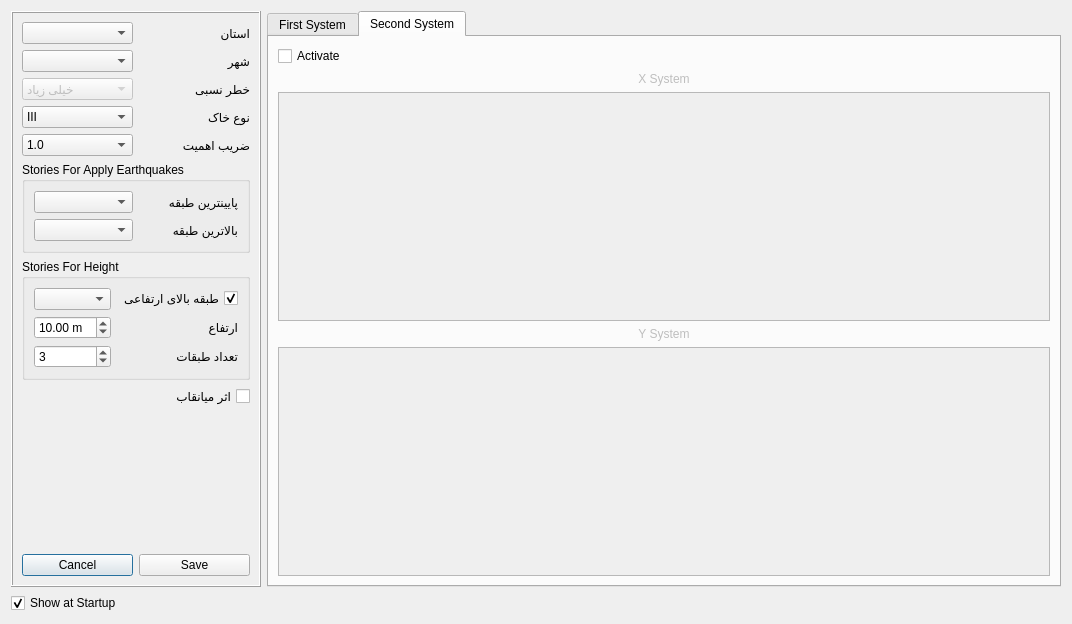
Above: widgets/civiltools_project_settings.ui from ebrahimraeyat/civilTools before the change. Below: the same form after it.
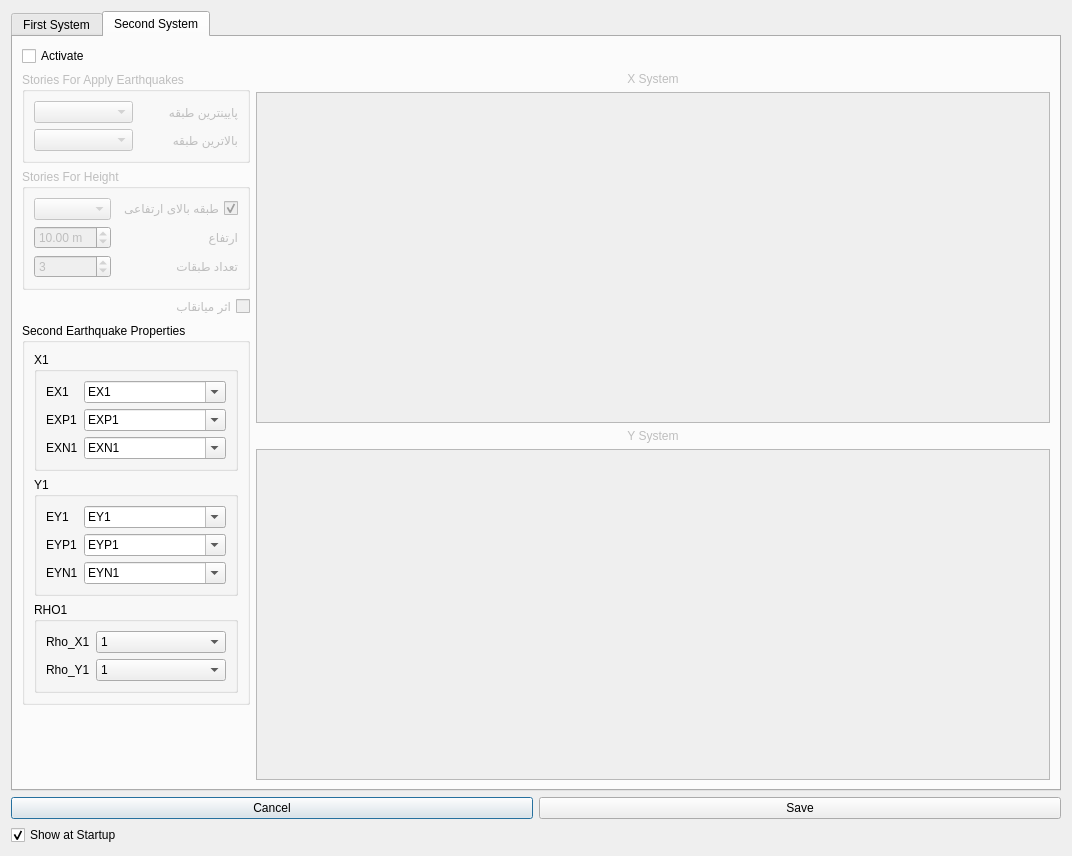
That is the form after the change. The open tabs and pages were chosen to show the change. Icons and pictures are not drawn. Custom widgets are drawn as their Qt base class.

Commit message: Add two structure in height

Diff of the .ui file:
```diff
--- a/widgets/civiltools_project_settings.ui
+++ b/widgets/civiltools_project_settings.ui
@@ -7,7 +7,7 @@
     <x>0</x>
     <y>0</y>
     <width>1072</width>
-    <height>624</height>
+    <height>856</height>
    </rect>
   </property>
   <property name="windowTitle">
@@ -21,6 +21,16 @@
    <item>
     <layout class="QHBoxLayout" name="horizontalLayout_3">
      <item>
+      <widget class="QTabWidget" name="tabWidget">
+       <property name="currentIndex">
+        <number>0</number>
+       </property>
+       <widget class="QWidget" name="tab">
+        <attribute name="title">
+         <string>First System</string>
+        </attribute>
+        <layout class="QHBoxLayout" name="horizontalLayout">
+         <item>
       <widget class="QFrame" name="frame">
        <property name="frameShape">
         <enum>QFrame::Box</enum>
@@ -202,26 +212,6 @@
                </property>
               </widget>
              </item>
-             <item row="0" column="1">
-              <widget class="QLabel" name="label_12">
-               <property name="layoutDirection">
-                <enum>Qt::LeftToRight</enum>
-               </property>
-               <property name="text">
-                <string>پایینترین طبقه</string>
-               </property>
-              </widget>
-             </item>
-             <item row="1" column="0">
-              <widget class="Gui::PrefComboBox" name="top_x_combo">
-               <property name="prefEntry" stdset="0">
-                <cstring>ostan</cstring>
-               </property>
-               <property name="prefPath" stdset="0">
-                <cstring>Mod/civilTools</cstring>
-               </property>
-              </widget>
-             </item>
              <item row="1" column="1">
               <widget class="QLabel" name="label_13">
                <property name="layoutDirection">
@@ -232,6 +222,26 @@
                </property>
               </widget>
              </item>
+                 <item row="1" column="0">
+                  <widget class="Gui::PrefComboBox" name="top_x_combo">
+                   <property name="prefEntry" stdset="0">
+                    <cstring>ostan</cstring>
+                   </property>
+                   <property name="prefPath" stdset="0">
+                    <cstring>Mod/civilTools</cstring>
+                   </property>
+                  </widget>
+                 </item>
+                 <item row="0" column="1">
+                  <widget class="QLabel" name="label_12">
+                   <property name="layoutDirection">
+                    <enum>Qt::LeftToRight</enum>
+                   </property>
+                   <property name="text">
+                    <string>پایینترین طبقه</string>
+                   </property>
+                  </widget>
+                 </item>
             </layout>
            </widget>
           </item>
@@ -361,56 +371,10 @@
           </property>
          </spacer>
         </item>
-        <item>
-         <layout class="QHBoxLayout" name="horizontalLayout_2">
-          <item>
-           <widget class="QPushButton" name="cancel_pushbutton">
-            <property name="text">
-             <string>Cancel</string>
-            </property>
-            <property name="icon">
-             <iconset resource="../civiltools.qrc">
-              <normaloff>:/civiltools/images/cancel.svg</normaloff>:/civiltools/images/cancel.svg</iconset>
-            </property>
-            <property name="iconSize">
-             <size>
-              <width>60</width>
-              <height>60</height>
-             </size>
-            </property>
-           </widget>
-          </item>
-          <item>
-           <widget class="QPushButton" name="save_pushbutton">
-            <property name="text">
-             <string>Save</string>
-            </property>
-            <property name="icon">
-             <iconset resource="../civiltools.qrc">
-              <normaloff>:/civiltools/images/save.png</normaloff>:/civiltools/images/save.png</iconset>
-            </property>
-            <property name="iconSize">
-             <size>
-              <width>60</width>
-              <height>60</height>
-             </size>
-            </property>
-           </widget>
-          </item>
-         </layout>
-        </item>
-       </layout>
+           </layout>
       </widget>
      </item>
      <item>
-      <widget class="QTabWidget" name="tabWidget">
-       <property name="currentIndex">
-        <number>0</number>
-       </property>
-       <widget class="QWidget" name="tab">
-        <attribute name="title">
-         <string>First System</string>
-        </attribute>
         <layout class="QVBoxLayout" name="verticalLayout_3">
          <item>
           <widget class="QLabel" name="label">
@@ -447,12 +411,14 @@
           </widget>
          </item>
         </layout>
+         </item>
+        </layout>
        </widget>
        <widget class="QWidget" name="tab_2">
         <attribute name="title">
          <string>Second System</string>
         </attribute>
-        <layout class="QVBoxLayout" name="verticalLayout">
+        <layout class="QVBoxLayout" name="verticalLayout_7">
          <item>
           <widget class="QCheckBox" name="activate_second_system">
            <property name="text">
@@ -461,6 +427,398 @@
           </widget>
          </item>
          <item>
+          <layout class="QHBoxLayout" name="horizontalLayout_4">
+           <item>
+            <layout class="QVBoxLayout" name="verticalLayout">
+             <item>
+              <widget class="QGroupBox" name="stories_for_apply_earthquake_groupox">
+               <property name="enabled">
+                <bool>false</bool>
+               </property>
+               <property name="title">
+                <string>Stories For Apply Earthquakes</string>
+               </property>
+               <layout class="QGridLayout" name="gridLayout_5">
+                <item row="0" column="0">
+                 <widget class="Gui::PrefComboBox" name="bot_x1_combo">
+                  <property name="prefEntry" stdset="0">
+                   <cstring>ostan</cstring>
+                  </property>
+                  <property name="prefPath" stdset="0">
+                   <cstring>Mod/civilTools</cstring>
+                  </property>
+                 </widget>
+                </item>
+                <item row="1" column="1">
+                 <widget class="QLabel" name="label_15">
+                  <property name="layoutDirection">
+                   <enum>Qt::LeftToRight</enum>
+                  </property>
+                  <property name="text">
+                   <string>بالاترین طبقه</string>
+                  </property>
+                 </widget>
+                </item>
+                <item row="1" column="0">
+                 <widget class="Gui::PrefComboBox" name="top_x1_combo">
+                  <property name="prefEntry" stdset="0">
+                   <cstring>ostan</cstring>
+                  </property>
+                  <property name="prefPath" stdset="0">
+                   <cstring>Mod/civilTools</cstring>
+                  </property>
+                 </widget>
+                </item>
+                <item row="0" column="1">
+                 <widget class="QLabel" name="label_16">
+                  <property name="layoutDirection">
+                   <enum>Qt::LeftToRight</enum>
+                  </property>
+                  <property name="text">
+                   <string>پایینترین طبقه</string>
+                  </property>
+                 </widget>
+                </item>
+               </layout>
+              </widget>
+             </item>
+             <item>
+              <widget class="QGroupBox" name="stories_for_height_groupox">
+               <property name="enabled">
+                <bool>false</bool>
+               </property>
+               <property name="title">
+                <string>Stories For Height</string>
+               </property>
+               <layout class="QGridLayout" name="gridLayout_4">
+                <item row="0" column="0">
+                 <widget class="Gui::PrefComboBox" name="top_story_for_height1">
+                  <property name="prefEntry" stdset="0">
+                   <cstring>ostan</cstring>
+                  </property>
+                  <property name="prefPath" stdset="0">
+                   <cstring>Mod/civilTools</cstring>
+                  </property>
+                 </widget>
+                </item>
+                <item row="0" column="1">
+                 <widget class="QCheckBox" name="top_story_for_height_checkbox_1">
+                  <property name="layoutDirection">
+                   <enum>Qt::RightToLeft</enum>
+                  </property>
+                  <property name="text">
+                   <string>طبقه بالای ارتفاعی</string>
+                  </property>
+                  <property name="checked">
+                   <bool>true</bool>
+                  </property>
+                 </widget>
+                </item>
+                <item row="1" column="0">
+                 <widget class="Gui::PrefDoubleSpinBox" name="height_x1">
+                  <property name="layoutDirection">
+                   <enum>Qt::LeftToRight</enum>
+                  </property>
+                  <property name="suffix">
+                   <string> m</string>
+                  </property>
+                  <property name="maximum">
+                   <double>300.000000000000000</double>
+                  </property>
+                  <property name="value">
+                   <double>10.000000000000000</double>
+                  </property>
+                  <property name="prefEntry" stdset="0">
+                   <cstring>building_height</cstring>
+                  </property>
+                  <property name="prefPath" stdset="0">
+                   <cstring>Mod/civilTools</cstring>
+                  </property>
+                 </widget>
+                </item>
+                <item row="1" column="1">
+                 <widget class="QLabel" name="label_9">
+                  <property name="layoutDirection">
+                   <enum>Qt::LeftToRight</enum>
+                  </property>
+                  <property name="text">
+                   <string>ارتفاع</string>
+                  </property>
+                 </widget>
+                </item>
+                <item row="2" column="0">
+                 <widget class="QSpinBox" name="no_of_story_x1">
+                  <property name="minimum">
+                   <number>1</number>
+                  </property>
+                  <property name="value">
+                   <number>3</number>
+                  </property>
+                 </widget>
+                </item>
+                <item row="2" column="1">
+                 <widget class="QLabel" name="label_10">
+                  <property name="layoutDirection">
+                   <enum>Qt::LeftToRight</enum>
+                  </property>
+                  <property name="text">
+                   <string>تعداد طبقات</string>
+                  </property>
+                 </widget>
+                </item>
+               </layout>
+              </widget>
+             </item>
+             <item>
+              <widget class="Gui::PrefCheckBox" name="infill_1">
+               <property name="enabled">
+                <bool>false</bool>
+               </property>
+               <property name="layoutDirection">
+                <enum>Qt::RightToLeft</enum>
+               </property>
+               <property name="text">
+                <string>اثر میانقاب</string>
+               </property>
+               <property name="checked">
+                <bool>false</bool>
+               </property>
+               <property name="prefEntry" stdset="0">
+                <cstring>is_infill</cstring>
+               </property>
+               <property name="prefPath" stdset="0">
+                <cstring>Mod/Civil</cstring>
+               </property>
+              </widget>
+             </item>
+             <item>
+              <widget class="QGroupBox" name="second_earthquake_properties">
+               <property name="title">
+                <string>Second Earthquake Properties</string>
+               </property>
+               <property name="checkable">
+                <bool>false</bool>
+               </property>
+               <property name="checked">
+                <bool>false</bool>
+               </property>
+               <layout class="QVBoxLayout" name="verticalLayout_6">
+                <item>
+                 <widget class="QGroupBox" name="groupBox_13">
+                  <property name="title">
+                   <string>X1</string>
+                  </property>
+                  <layout class="QFormLayout" name="formLayout_7">
+                   <item row="0" column="0">
+                    <widget class="QLabel" name="label_19">
+                     <property name="enabled">
+                      <bool>true</bool>
+                     </property>
+                     <property name="text">
+                      <string>EX1</string>
+                     </property>
+                    </widget>
+                   </item>
+                   <item row="0" column="1">
+                    <widget class="QComboBox" name="ex1_combobox">
+                     <property name="enabled">
+                      <bool>true</bool>
+                     </property>
+                     <property name="editable">
+                      <bool>true</bool>
+                     </property>
+                     <item>
+                      <property name="text">
+                       <string>EX1</string>
+                      </property>
+                     </item>
+                    </widget>
+                   </item>
+                   <item row="1" column="0">
+                    <widget class="QLabel" name="label_24">
+                     <property name="text">
+                      <string>EXP1</string>
+                     </property>
+                    </widget>
+                   </item>
+                   <item row="1" column="1">
+                    <widget class="QComboBox" name="exp1_combobox">
+                     <property name="editable">
+                      <bool>true</bool>
+                     </property>
+                     <item>
+                      <property name="text">
+                       <string>EXP1</string>
+                      </property>
+                     </item>
+                    </widget>
+                   </item>
+                   <item row="2" column="0">
+                    <widget class="QLabel" name="label_25">
+                     <property name="text">
+                      <string>EXN1</string>
+                     </property>
+                    </widget>
+                   </item>
+                   <item row="2" column="1">
+                    <widget class="QComboBox" name="exn1_combobox">
+                     <property name="editable">
+                      <bool>true</bool>
+                     </property>
+                     <item>
+                      <property name="text">
+                       <string>EXN1</string>
+                      </property>
+                     </item>
+                    </widget>
+                   </item>
+                  </layout>
+                 </widget>
+                </item>
+                <item>
+                 <widget class="QGroupBox" name="groupBox_14">
+                  <property name="title">
+                   <string>Y1</string>
+                  </property>
+                  <layout class="QFormLayout" name="formLayout_8">
+                   <item row="0" column="0">
+                    <widget class="QLabel" name="label_26">
+                     <property name="enabled">
+                      <bool>true</bool>
+                     </property>
+                     <property name="text">
+                      <string>EY1</string>
+                     </property>
+                    </widget>
+                   </item>
+                   <item row="0" column="1">
+                    <widget class="QComboBox" name="ey1_combobox">
+                     <property name="enabled">
+                      <bool>true</bool>
+                     </property>
+                     <property name="editable">
+                      <bool>true</bool>
+                     </property>
+                     <item>
+                      <property name="text">
+                       <string>EY1</string>
+                      </property>
+                     </item>
+                    </widget>
+                   </item>
+                   <item row="1" column="0">
+                    <widget class="QLabel" name="label_27">
+                     <property name="text">
+                      <string>EYP1</string>
+                     </property>
+                    </widget>
+                   </item>
+                   <item row="1" column="1">
+                    <widget class="QComboBox" name="eyp1_combobox">
+                     <property name="editable">
+                      <bool>true</bool>
+                     </property>
+                     <item>
+                      <property name="text">
+                       <string>EYP1</string>
+                      </property>
+                     </item>
+                    </widget>
+                   </item>
+                   <item row="2" column="0">
+                    <widget class="QLabel" name="label_28">
+                     <property name="text">
+                      <string>EYN1</string>
+                     </property>
+                    </widget>
+                   </item>
+                   <item row="2" column="1">
+                    <widget class="QComboBox" name="eyn1_combobox">
+                     <property name="editable">
+                      <bool>true</bool>
+                     </property>
+                     <item>
+                      <property name="text">
+                       <string>EYN1</string>
+                      </property>
+                     </item>
+                    </widget>
+                   </item>
+                  </layout>
+                 </widget>
+                </item>
+                <item>
+                 <widget class="QGroupBox" name="groupBox_15">
+                  <property name="title">
+                   <string>RHO1</string>
+                  </property>
+                  <layout class="QFormLayout" name="formLayout_9">
+                   <item row="0" column="0">
+                    <widget class="QLabel" name="label_29">
+                     <property name="text">
+                      <string>Rho_X1</string>
+                     </property>
+                    </widget>
+                   </item>
+                   <item row="0" column="1">
+                    <widget class="QComboBox" name="rhox1_combobox">
+                     <item>
+                      <property name="text">
+                       <string>1</string>
+                      </property>
+                     </item>
+                     <item>
+                      <property name="text">
+                       <string>1.2</string>
+                      </property>
+                     </item>
+                    </widget>
+                   </item>
+                   <item row="1" column="0">
+                    <widget class="QLabel" name="label_30">
+                     <property name="text">
+                      <string>Rho_Y1</string>
+                     </property>
+                    </widget>
+                   </item>
+                   <item row="1" column="1">
+                    <widget class="QComboBox" name="rhoy1_combobox">
+                     <item>
+                      <property name="text">
+                       <string>1</string>
+                      </property>
+                     </item>
+                     <item>
+                      <property name="text">
+                       <string>1.2</string>
+                      </property>
+                     </item>
+                    </widget>
+                   </item>
+                  </layout>
+                 </widget>
+                </item>
+               </layout>
+              </widget>
+             </item>
+             <item>
+              <spacer name="verticalSpacer_2">
+               <property name="orientation">
+                <enum>Qt::Vertical</enum>
+               </property>
+               <property name="sizeHint" stdset="0">
+                <size>
+                 <width>20</width>
+                 <height>40</height>
+                </size>
+               </property>
+              </spacer>
+             </item>
+            </layout>
+           </item>
+           <item>
+            <layout class="QVBoxLayout" name="verticalLayout_5">
+             <item>
           <widget class="QLabel" name="x_system_label">
            <property name="enabled">
             <bool>false</bool>
@@ -474,7 +832,7 @@
           </widget>
          </item>
          <item>
-          <widget class="QTreeView" name="x_treeview_2">
+              <widget class="QTreeView" name="x_treeview_1">
            <property name="enabled">
             <bool>false</bool>
            </property>
@@ -497,7 +855,7 @@
           </widget>
          </item>
          <item>
-          <widget class="QTreeView" name="y_treeview_2">
+              <widget class="QTreeView" name="y_treeview_1">
            <property name="enabled">
             <bool>false</bool>
            </property>
@@ -507,11 +865,53 @@
           </widget>
          </item>
         </layout>
+           </item>
+          </layout>
+         </item>
+        </layout>
        </widget>
       </widget>
      </item>
     </layout>
    </item>
+   <item>
+    <layout class="QHBoxLayout" name="horizontalLayout_2">
+     <item>
+      <widget class="QPushButton" name="cancel_pushbutton">
+       <property name="text">
+        <string>Cancel</string>
+       </property>
+       <property name="icon">
+        <iconset resource="../civiltools.qrc">
+         <normaloff>:/civiltools/images/cancel.svg</normaloff>:/civiltools/images/cancel.svg</iconset>
+       </property>
+       <property name="iconSize">
+        <size>
+         <width>60</width>
+         <height>60</height>
+        </size>
+       </property>
+      </widget>
+     </item>
+     <item>
+      <widget class="QPushButton" name="save_pushbutton">
+       <property name="text">
+        <string>Save</string>
+       </property>
+       <property name="icon">
+        <iconset resource="../civiltools.qrc">
+         <normaloff>:/civiltools/images/save.png</normaloff>:/civiltools/images/save.png</iconset>
+       </property>
+       <property name="iconSize">
+        <size>
+         <width>60</width>
+         <height>60</height>
+        </size>
+       </property>
+      </widget>
+     </item>
+    </layout>
+   </item>
    <item>
     <widget class="Gui::PrefCheckBox" name="show_at_startup">
      <property name="text">
```
Lines whose indentation alone changed are shown as unchanged. The commit also changes 2 other files.
